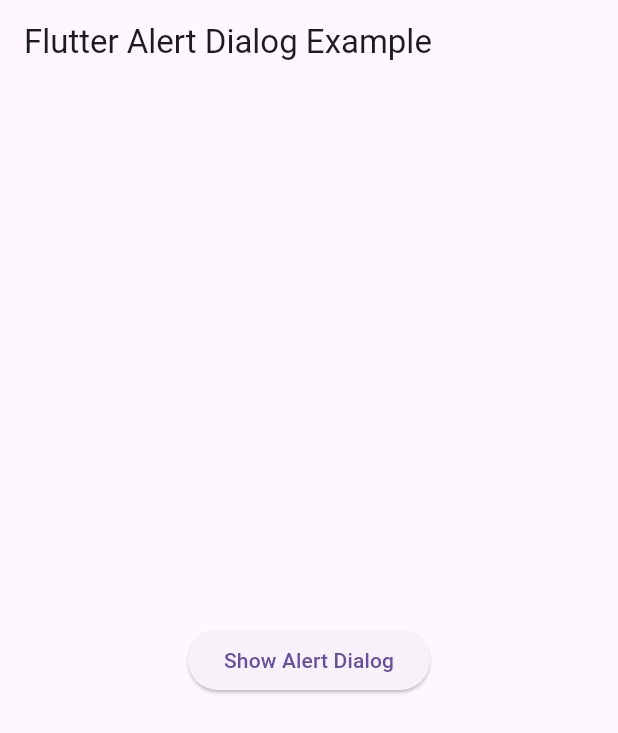
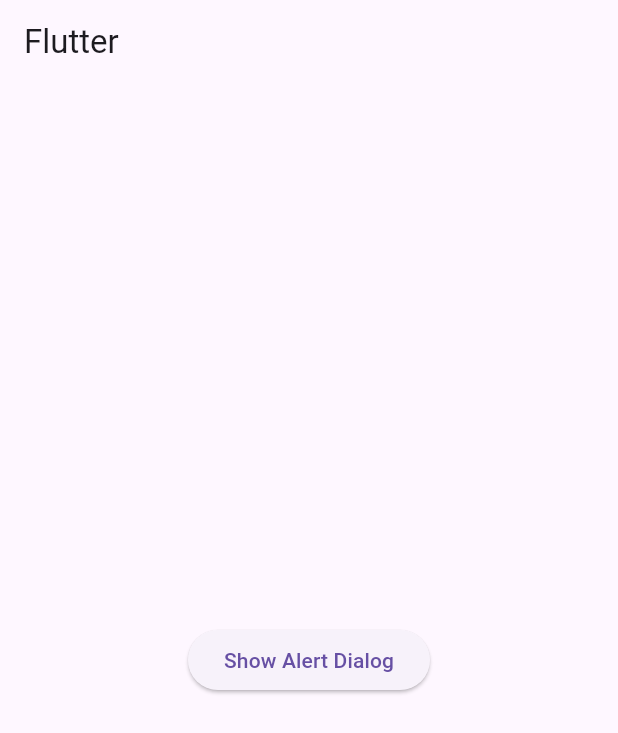
Before and after one commit to understandbasics/PomodoroApp, a Flutter app: the screen it shows after launch, on a phone screen of 412 x 824 dp. Shown: the top 733 px of the screen. Run offline on Flutter 3.47's test engine with Material 3 defaults, Android fonts, the phone set to English and light mode, and no system bars.

Commit message:
Text Edited

```diff
--- a/pomodoro/lib/main.dart
+++ b/pomodoro/lib/main.dart
@@ -36,7 +36,7 @@ class MyHomePage extends StatelessWidget {
  Widget build(BuildContext context) {
    return Scaffold(
      appBar: AppBar(
-       title: Text("Flutter Alert Dialog Example"),
+       title: Text("Flutter"),
      ),
      body: Center(
        child: ElevatedButton(
```
